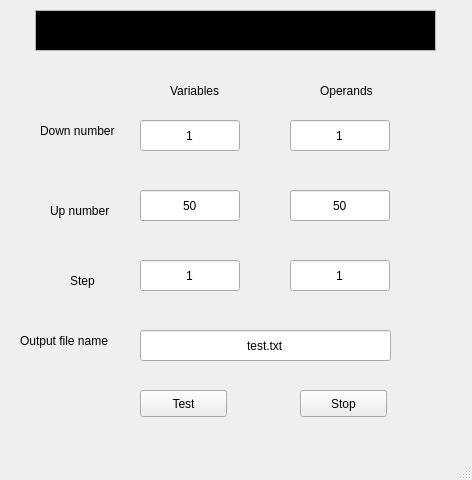
Qt form gui/snf_tester_gui.ui (blenten/SNF) before a commit.
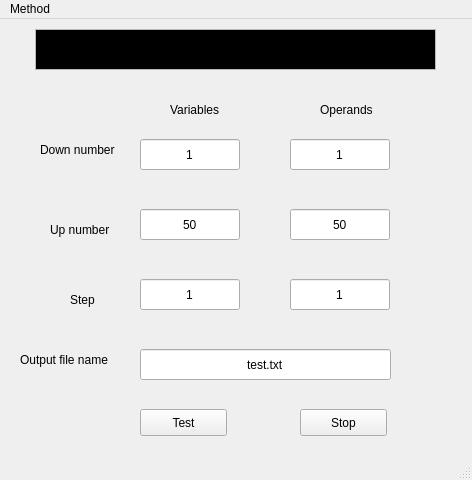
The same form after that commit.

Commit message: connect Qmm to GUI add signals/slots to Qmm for logging add methodMenu to mainwindow parser now returns pair of values in all cases add zero-size rating check in sort_implicants increase version to 2.0

Patch:
```diff
--- a/gui/snf_tester_gui.ui
+++ b/gui/snf_tester_gui.ui
@@ -361,6 +361,14 @@
      <height>21</height>
     </rect>
    </property>
+   <widget class="QMenu" name="menuMethod">
+    <property name="title">
+     <string>Method</string>
+    </property>
+    <addaction name="actionAlgebraicManipulation"/>
+    <addaction name="actionQuineMcCluskey"/>
+   </widget>
+   <addaction name="menuMethod"/>
   </widget>
   <widget class="QStatusBar" name="statusbar"/>
  </widget>
```
Left out of the diff: 19 changed lines with no effect on the pictures. The commit also changes 29 other files.
